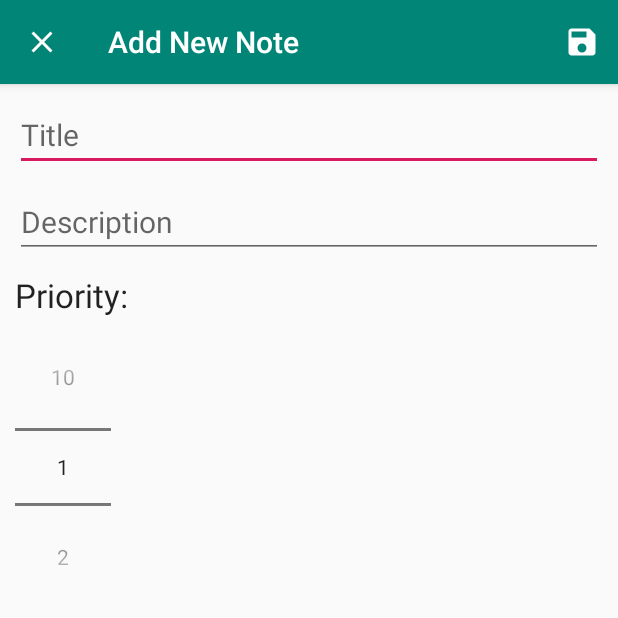
After one commit to JosephIbe/AndroidMVVM-QuickStart, an Android app: the AddNoteActivity screen opened directly, with no data from a screen before it, on a phone screen of 412 x 824 dp, the top half of it. The commit adds this screen. Run offline under Robolectric (Android 15) with nearby library versions, the phone set to English and light mode, and no system bars.

Commit message:
Finish ROOM Save and Add Swipe to Delete

```diff
--- a/app/src/main/AndroidManifest.xml
+++ b/app/src/main/AndroidManifest.xml
@@ -9,13 +9,16 @@
         android:roundIcon="@mipmap/ic_launcher_round"
         android:supportsRtl="true"
         android:theme="@style/AppTheme">
-        <activity android:name=".MainActivity">
+        <activity android:name=".MainActivity"
+            android:launchMode="singleTop">
             <intent-filter>
                 <action android:name="android.intent.action.MAIN" />
 
                 <category android:name="android.intent.category.LAUNCHER" />
             </intent-filter>
         </activity>
+        <activity android:name=".AddNoteActivity"
+            android:parentActivityName=".MainActivity"/>
     </application>
 
 </manifest>
--- /dev/null
+++ b/app/src/main/java/in/sashi/andro_mvvm/AddNoteActivity.java
@@ -0,0 +1,76 @@
+package in.sashi.andro_mvvm;
+
+import android.content.Intent;
+import android.os.Bundle;
+import android.support.v7.app.AppCompatActivity;
+import android.view.Menu;
+import android.view.MenuItem;
+import android.widget.EditText;
+import android.widget.NumberPicker;
+import android.widget.Toast;
+
+public class AddNoteActivity extends AppCompatActivity {
+
+    private EditText titleET, descET;
+    private NumberPicker numPicker;
+
+    public static final String EXTRA_TITLE = "in.sashi.andro_mvvm.EXTRA_TITLE";
+    public static final String EXTRA_DESC = "in.sashi.andro_mvvm.EXTRA_DESC";
+    public static final String EXTRA_PRIORITY = "in.sashi.andro_mvvm.EXTRA_PRIORITY";
+
+    @Override
+    protected void onCreate(Bundle savedInstanceState) {
+        super.onCreate(savedInstanceState);
+        setContentView(R.layout.activity_add_note);
+
+        init();
+        getSupportActionBar().setHomeAsUpIndicator(R.drawable.ic_close);
+        setTitle("Add New Note");
+
+    }
+
+    private void init() {
+        titleET = findViewById(R.id.titleET);
+        descET = findViewById(R.id.descET);
+        numPicker = findViewById(R.id.numPicker);
+
+        numPicker.setMaxValue(10);
+        numPicker.setMinValue(1);
+
+    }
+
+    @Override
+    public boolean onCreateOptionsMenu(Menu menu) {
+        getMenuInflater().inflate(R.menu.add_note_menu, menu);
+        return super.onCreateOptionsMenu(menu);
+    }
+
+    @Override
+    public boolean onOptionsItemSelected(MenuItem item) {
+        switch (item.getItemId()) {
+            case R.id.save_note:
+                saveNote();
+                break;
+        }
+        return super.onOptionsItemSelected(item);
+    }
+
+    private void saveNote() {
+        String title = titleET.getText().toString().trim();
+        String desc = descET.getText().toString().trim();
+
+        if (title.isEmpty() || desc.isEmpty()) {
+            Toast.makeText(this, "Title and Description Are Required", Toast.LENGTH_SHORT).show();
+        } else if (numPicker.getValue() <= 0) {
+            Toast.makeText(this, "Please Select Priority", Toast.LENGTH_SHORT).show();
+        } else {
+            Intent intent = new Intent(AddNoteActivity.this, MainActivity.class);
+            intent.putExtra(EXTRA_TITLE, title);
+            intent.putExtra(EXTRA_DESC, desc);
+            intent.putExtra(EXTRA_PRIORITY, numPicker.getValue());
+            setResult(RESULT_OK, intent);
+            finish();
+        }
+
+    }
+}
--- a/app/src/main/java/in/sashi/andro_mvvm/interfaces/NoteDAO.java
+++ b/app/src/main/java/in/sashi/andro_mvvm/interfaces/NoteDAO.java
@@ -26,7 +26,7 @@ public interface NoteDAO {
     @Query("delete from notes_table")
     void deleteAllNotes();
 
-    @Query("select * from notes_table order by priority")
+    @Query("select * from notes_table order by priority desc")
     LiveData<List<Note>> notesList();
 
 }
--- /dev/null
+++ b/app/src/main/res/drawable/ic_add.xml
@@ -0,0 +1,5 @@
+<vector android:height="24dp" android:tint="#FFFFFF"
+    android:viewportHeight="24.0" android:viewportWidth="24.0"
+    android:width="24dp" xmlns:android="http://schemas.android.com/apk/res/android">
+    <path android:fillColor="#FF000000" android:pathData="M19,13h-6v6h-2v-6H5v-2h6V5h2v6h6v2z"/>
+</vector>
--- /dev/null
+++ b/app/src/main/res/drawable/ic_close.xml
@@ -0,0 +1,5 @@
+<vector android:height="24dp" android:tint="#FFFFFF"
+    android:viewportHeight="24.0" android:viewportWidth="24.0"
+    android:width="24dp" xmlns:android="http://schemas.android.com/apk/res/android">
+    <path android:fillColor="#FF000000" android:pathData="M19,6.41L17.59,5 12,10.59 6.41,5 5,6.41 10.59,12 5,17.59 6.41,19 12,13.41 17.59,19 19,17.59 13.41,12z"/>
+</vector>
--- /dev/null
+++ b/app/src/main/res/drawable/ic_save.xml
@@ -0,0 +1,5 @@
+<vector android:height="24dp" android:tint="#FFFFFF"
+    android:viewportHeight="24.0" android:viewportWidth="24.0"
+    android:width="24dp" xmlns:android="http://schemas.android.com/apk/res/android">
+    <path android:fillColor="#FF000000" android:pathData="M17,3L5,3c-1.11,0 -2,0.9 -2,2v14c0,1.1 0.89,2 2,2h14c1.1,0 2,-0.9 2,-2L21,7l-4,-4zM12,19c-1.66,0 -3,-1.34 -3,-3s1.34,-3 3,-3 3,1.34 3,3 -1.34,3 -3,3zM15,9L5,9L5,5h10v4z"/>
+</vector>
--- /dev/null
+++ b/app/src/main/res/layout/activity_add_note.xml
@@ -0,0 +1,42 @@
+<?xml version="1.0" encoding="utf-8"?>
+<LinearLayout xmlns:android="http://schemas.android.com/apk/res/android"
+    xmlns:app="http://schemas.android.com/apk/res-auto"
+    xmlns:tools="http://schemas.android.com/tools"
+    android:layout_width="match_parent"
+    android:layout_height="match_parent"
+    android:orientation="vertical"
+    tools:context=".AddNoteActivity"
+    android:layout_margin="10dp">
+
+    <EditText
+        android:id="@+id/titleET"
+        android:layout_width="match_parent"
+        android:layout_height="wrap_content"
+        android:hint="Title"
+        android:maxLines="1"
+        android:textSize="20sp"
+        android:inputType="text"/>
+
+    <EditText
+        android:id="@+id/descET"
+        android:layout_width="match_parent"
+        android:layout_height="wrap_content"
+        android:hint="Description"
+        android:textSize="20sp"
+        android:inputType="textMultiLine"
+        android:layout_marginTop="10dp"/>
+
+    <TextView
+        android:layout_width="wrap_content"
+        android:layout_height="wrap_content"
+        android:text="Priority: "
+        android:textAppearance="@style/TextAppearance.AppCompat.Large"
+        android:layout_marginTop="10dp"/>
+
+    <NumberPicker
+        android:id="@+id/numPicker"
+        android:layout_width="wrap_content"
+        android:layout_height="wrap_content"
+        android:layout_marginTop="10dp"/>
+
+</LinearLayout>
--- /dev/null
+++ b/app/src/main/res/menu/add_note_menu.xml
@@ -0,0 +1,9 @@
+<?xml version="1.0" encoding="utf-8"?>
+<menu xmlns:android="http://schemas.android.com/apk/res/android"
+    xmlns:app="http://schemas.android.com/apk/res-auto">
+    <item
+        android:id="@+id/save_note"
+        android:title="Save Note"
+        android:icon="@drawable/ic_save"
+        app:showAsAction="always"/>
+</menu>
```
Also changed, not shown: app/src/main/java/in/sashi/andro_mvvm/MainActivity.java (+105 -1 lines), app/src/main/java/in/sashi/andro_mvvm/adapter/NotesAdapter.java (added, +54 -0 lines), app/src/main/java/in/sashi/andro_mvvm/db/NoteDatabase.java (+29 -2 lines), app/src/main/java/in/sashi/andro_mvvm/repos/NoteRepository.java (+51 -5 lines), app/src/main/java/in/sashi/andro_mvvm/viewholders/NotesViewHolder.java (added, +20 -0 lines), app/src/main/java/in/sashi/andro_mvvm/viewmodel/NoteViewModel.java (added, +34 -0 lines), app/src/main/res/layout/activity_main.xml (+17 -9 lines), app/src/main/res/layout/note_items.xml (added, +41 -0 lines), app/src/main/res/menu/delete_all_notes_menu.xml (added, +8 -0 lines).
